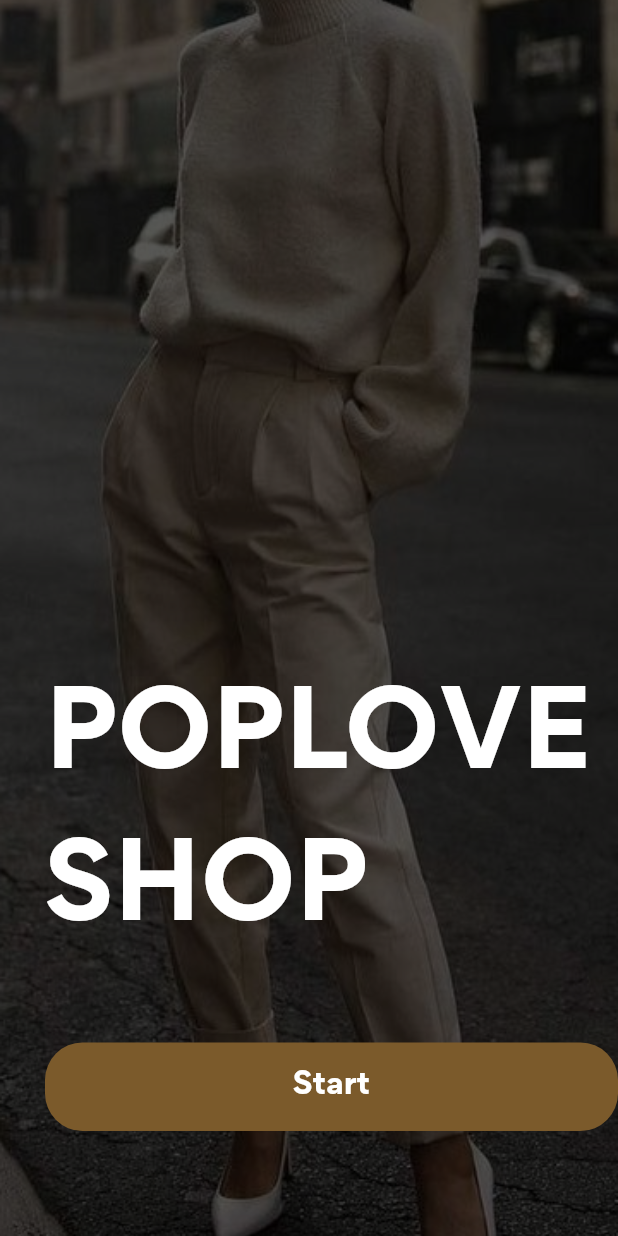
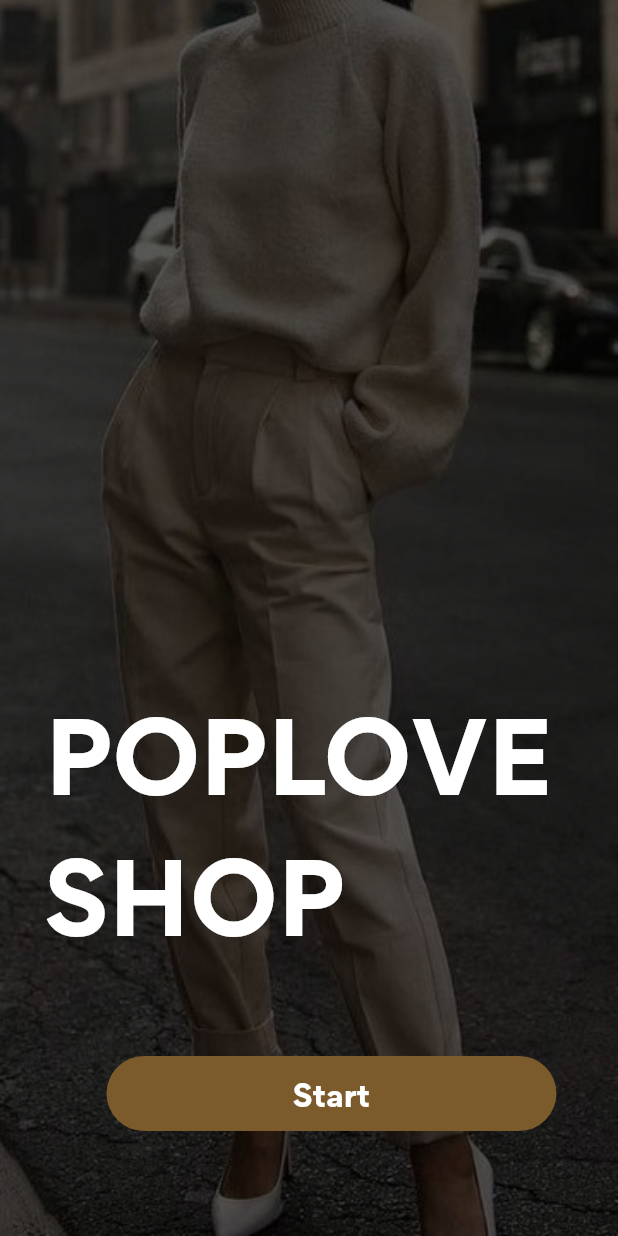
Before and after one commit to preeZa/projectMobile, a Flutter app: the screen it shows after launch, on a phone screen of 412 x 824 dp. Run offline on Flutter 3.47's test engine with Material 2 defaults, Android fonts, the phone set to English and light mode, and no system bars; our stand-ins replace flutter_svg.

Commit message:
Intropage = ปรับตำแหน่งของปุ่ม START

```diff
--- a/lib/screens/home/page/intro_page.dart
+++ b/lib/screens/home/page/intro_page.dart
@@ -31,7 +31,7 @@ class Intropage extends StatelessWidget {
                   textAlign: TextAlign.left,
                   style: TextStyle(
                     fontWeight: FontWeight.bold,
-                    fontSize: 70,
+                    fontSize: 65,
                     color: Colors.white,
                   ),
                 ),
@@ -43,7 +43,7 @@ class Intropage extends StatelessWidget {
                   'SHOP',
                   style: TextStyle(
                     fontWeight: FontWeight.bold,
-                    fontSize: 70,
+                    fontSize: 65,
                     color: Colors.white,
                   ),
                   textAlign: TextAlign.left,
@@ -60,19 +60,25 @@ class Intropage extends StatelessWidget {
                         MaterialPageRoute(
                             builder: (context) => const LoginPage()));
                   },
+                  child: Center(
                     child: Container(
+                      width: 300,
+                      height: 50,
                       decoration: BoxDecoration(
                         color: Color.fromARGB(255, 123, 90, 43),
                         borderRadius: BorderRadius.circular(25),
                       ),
                       padding: const EdgeInsets.all(15),
-                    child: const Center(
-                      child: Text(
+                      child: Center(
+                        child: Container(
+                          child: const Text(
                             'Start',
                             style: TextStyle(
                               color: Colors.white,
                               fontWeight: FontWeight.bold,
                               fontSize: 20,
+                            ),
+                          ),
                         ),
                       ),
                     ),
```
Lines whose indentation alone changed are shown as unchanged.
